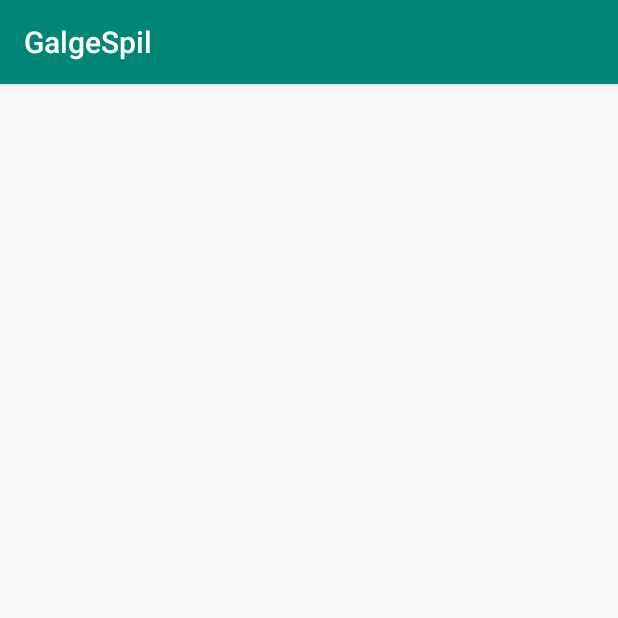
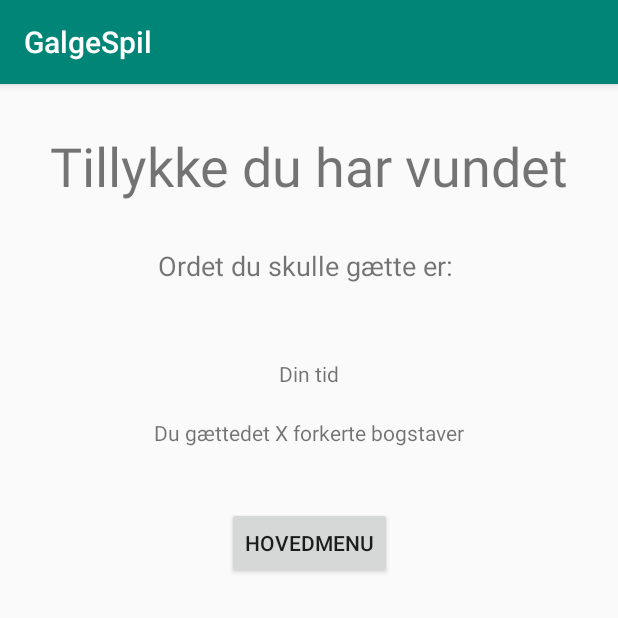
Before and after one commit to kajgaard/GalgeSpil, an Android app: the AfsluttetSpilAktivitet screen opened directly, with no data from a screen before it, on a phone screen of 412 x 824 dp, the top half of it. Run offline under Robolectric (Android 15) with nearby library versions, the phone set to English and light mode, and no system bars.

Commit message:
Oprettet klasse og layout for AfsluttetSpil

```diff
--- a/app/src/main/AndroidManifest.xml
+++ b/app/src/main/AndroidManifest.xml
@@ -9,7 +9,8 @@
         android:roundIcon="@mipmap/ic_launcher_round"
         android:supportsRtl="true"
         android:theme="@style/AppTheme">
-        <activity android:name=".AfsluttetSpilAktivitet"></activity>
+        <activity android:name=".AfslutSpilAktivitet"></activity>
+        <activity android:name=".AfsluttetSpilAktivitet" />
         <activity android:name=".StartSpilAktivitet" />
         <activity android:name=".ReglerAktivitet" />
         <activity
--- /dev/null
+++ b/app/src/main/java/com/example/galgespil/AfslutSpilAktivitet.java
@@ -0,0 +1,14 @@
+package com.example.galgespil;
+
+import androidx.appcompat.app.AppCompatActivity;
+
+import android.os.Bundle;
+
+public class AfslutSpilAktivitet extends AppCompatActivity {
+
+    @Override
+    protected void onCreate(Bundle savedInstanceState) {
+        super.onCreate(savedInstanceState);
+        setContentView(R.layout.activity_afslut_spil_aktivitet);
+    }
+}
--- a/app/src/main/java/com/example/galgespil/AfsluttetSpilAktivitet.java
+++ b/app/src/main/java/com/example/galgespil/AfsluttetSpilAktivitet.java
@@ -11,6 +11,8 @@ public class AfsluttetSpilAktivitet extends AppCompatActivity {
         super.onCreate(savedInstanceState);
         setContentView(R.layout.activity_afsluttet_spil_aktivitet);
 
+        String status = getIntent().getStringExtra("status");
+
         //For at modtage string skriv: String navn = i.getStringExtra("navn");
     }
 }
--- a/app/src/main/res/layout/activity_afsluttet_spil_aktivitet.xml
+++ b/app/src/main/res/layout/activity_afsluttet_spil_aktivitet.xml
@@ -6,4 +6,60 @@
     android:layout_height="match_parent"
     tools:context=".AfsluttetSpilAktivitet">
 
+    <Button
+        android:id="@+id/tilHovedmenu"
+        android:layout_width="wrap_content"
+        android:layout_height="wrap_content"
+        android:layout_marginTop="40dp"
+        android:text="Hovedmenu"
+        app:layout_constraintEnd_toEndOf="parent"
+        app:layout_constraintHorizontal_bias="0.5"
+        app:layout_constraintStart_toStartOf="parent"
+        app:layout_constraintTop_toBottomOf="@+id/forkerteBog" />
+
+    <TextView
+        android:id="@+id/ordGættet"
+        android:layout_width="wrap_content"
+        android:layout_height="wrap_content"
+        android:layout_marginTop="30dp"
+        android:text="Ordet du skulle gætte er: "
+        android:textSize="18sp"
+        app:layout_constraintEnd_toEndOf="parent"
+        app:layout_constraintHorizontal_bias="0.5"
+        app:layout_constraintStart_toStartOf="parent"
+        app:layout_constraintTop_toBottomOf="@+id/status" />
+
+    <TextView
+        android:id="@+id/tidSlut"
+        android:layout_width="wrap_content"
+        android:layout_height="wrap_content"
+        android:layout_marginTop="50dp"
+        android:text="Din tid"
+        app:layout_constraintEnd_toEndOf="parent"
+        app:layout_constraintHorizontal_bias="0.5"
+        app:layout_constraintStart_toStartOf="parent"
+        app:layout_constraintTop_toBottomOf="@+id/ordGættet" />
+
+    <TextView
+        android:id="@+id/forkerteBog"
+        android:layout_width="wrap_content"
+        android:layout_height="wrap_content"
+        android:layout_marginTop="20dp"
+        android:text="Du gættedet X forkerte bogstaver"
+        app:layout_constraintEnd_toEndOf="parent"
+        app:layout_constraintHorizontal_bias="0.5"
+        app:layout_constraintStart_toStartOf="parent"
+        app:layout_constraintTop_toBottomOf="@+id/tidSlut" />
+
+    <TextView
+        android:id="@+id/status"
+        android:layout_width="wrap_content"
+        android:layout_height="wrap_content"
+        android:layout_marginTop="30dp"
+        android:text="Tillykke du har vundet"
+        android:textSize="36sp"
+        app:layout_constraintEnd_toEndOf="parent"
+        app:layout_constraintHorizontal_bias="0.5"
+        app:layout_constraintStart_toStartOf="parent"
+        app:layout_constraintTop_toTopOf="parent" />
 </androidx.constraintlayout.widget.ConstraintLayout>
```
